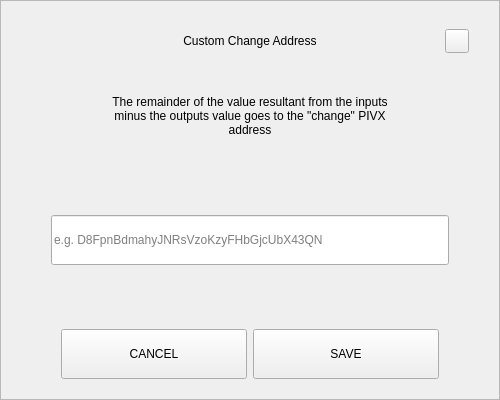
Above: src/qt/pivx/forms/sendchangeaddressdialog.ui from THETCR/rpicore before the change. Below: the same form after it.
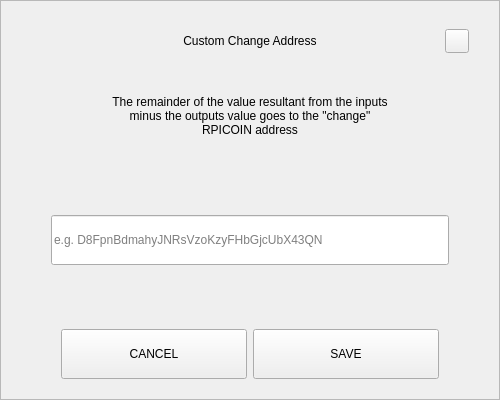
That is the form after the change.

```diff
--- a/src/qt/pivx/forms/sendchangeaddressdialog.ui
+++ b/src/qt/pivx/forms/sendchangeaddressdialog.ui
@@ -164,7 +164,7 @@
          </size>
         </property>
         <property name="text">
-         <string>The remainder of the value resultant from the inputs minus the outputs value goes to the &quot;change&quot; PIVX address</string>
+         <string>The remainder of the value resultant from the inputs minus the outputs value goes to the &quot;change&quot; RPICOIN address</string>
         </property>
         <property name="alignment">
          <set>Qt::AlignCenter</set>
```
